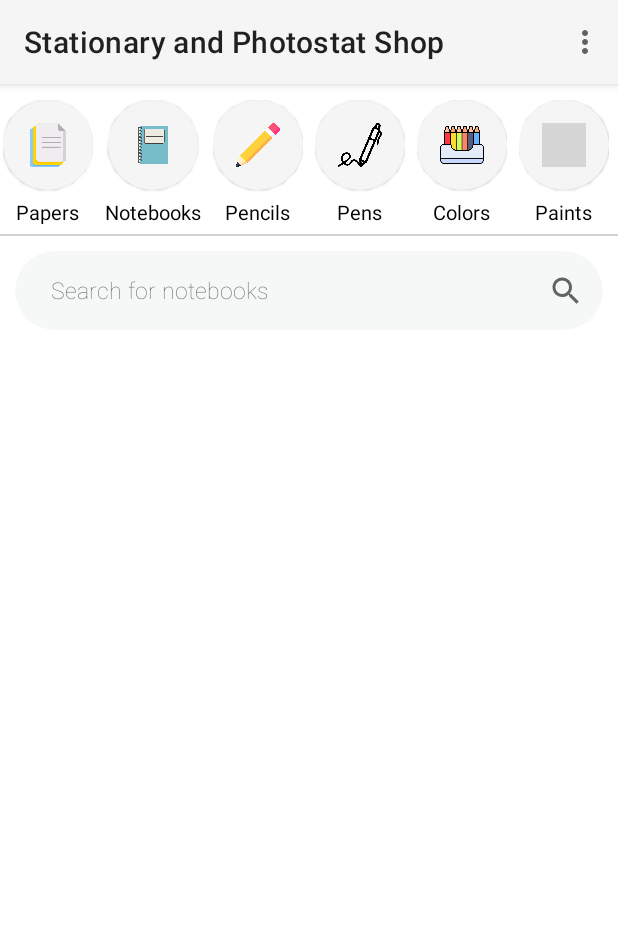
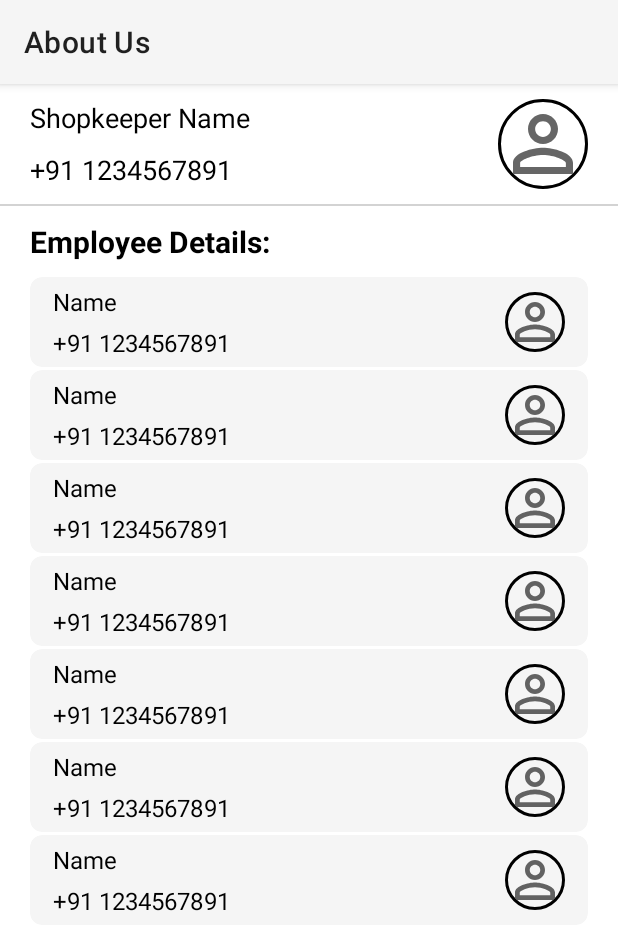
Before and after one commit to iamvs-2002/LNMIIT_Shopping_Complex, an Android app: the StationaryShop screen opened directly, with no data from a screen before it, in the options menu, after a tap on "About Us", on a phone screen of 412 x 824 dp. Shown: the top 950 px of the screen. Run offline under Robolectric (Android 15) with nearby library versions, the phone set to English and light mode, and no system bars; our stand-ins replace CircleImageView; grey boxes are pictures that could not be loaded.

Commit message:
Bugs removed

```diff
--- a/app/build.gradle
+++ b/app/build.gradle
@@ -40,6 +40,7 @@ dependencies {
     def lottieVersion = "3.4.0"
     implementation "com.airbnb.android:lottie:$lottieVersion"
 
+    implementation 'de.hdodenhof:circleimageview:3.1.0'
 
     implementation 'com.google.android.material:material:1.3.0-alpha03'
 }
--- a/app/src/main/AndroidManifest.xml
+++ b/app/src/main/AndroidManifest.xml
@@ -13,7 +13,7 @@
             android:name=".Shops.StationaryShop.Menu.ManageEmployees"
             android:exported="false" />
         <activity
-            android:name=".Shops.StationaryShop.Menu.AboutUs"
+            android:name=".Shops.StationaryShop.Menu.AboutUs.AboutUs"
             android:exported="false" />
         <activity
             android:name=".Shops.StationaryShop.Menu.Settings"
--- a/app/src/main/java/com/example/lnmiitshoppingcomplex/HomePage/ShopAdapter.java
+++ b/app/src/main/java/com/example/lnmiitshoppingcomplex/HomePage/ShopAdapter.java
@@ -2,12 +2,15 @@ package com.example.lnmiitshoppingcomplex.HomePage;
 
 import android.annotation.SuppressLint;
 import android.content.Context;
+import android.graphics.Color;
+import android.os.Build;
 import android.view.LayoutInflater;
 import android.view.View;
 import android.view.ViewGroup;
 import android.widget.TextView;
 
 import androidx.annotation.NonNull;
+import androidx.annotation.RequiresApi;
 import androidx.cardview.widget.CardView;
 import androidx.recyclerview.widget.RecyclerView;
 
@@ -68,6 +71,7 @@ public class ShopAdapter extends RecyclerView.Adapter<ShopAdapter.ViewHolder> {
         return viewHolder;
     }
 
+    @RequiresApi(api = Build.VERSION_CODES.O)
     @Override
     public void onBindViewHolder(@NonNull ViewHolder holder, @SuppressLint("RecyclerView") int position) {
         TextView shopName=holder.shopName;
@@ -85,7 +89,7 @@ public class ShopAdapter extends RecyclerView.Adapter<ShopAdapter.ViewHolder> {
         String temp = shop.status ? "Open" : "Closed";
         status.setText(temp);
 
-        shopCard.setCardBackgroundColor(shop.color);
+        shopCard.setCardBackgroundColor(shop.getColor());
 
         holder.itemView.setOnClickListener(new View.OnClickListener() {
             @Override
--- /dev/null
+++ b/app/src/main/java/com/example/lnmiitshoppingcomplex/Shops/StationaryShop/Menu/AboutUs/AboutUs.java
@@ -0,0 +1,66 @@
+package com.example.lnmiitshoppingcomplex.Shops.StationaryShop.Menu.AboutUs;
+
+import androidx.appcompat.app.AppCompatActivity;
+import androidx.appcompat.widget.Toolbar;
+import androidx.recyclerview.widget.LinearLayoutManager;
+import androidx.recyclerview.widget.RecyclerView;
+
+import android.os.Bundle;
+import android.widget.ArrayAdapter;
+import android.widget.ListAdapter;
+import android.widget.ListView;
+import android.widget.TextView;
+
+import com.example.lnmiitshoppingcomplex.R;
+
+import java.util.ArrayList;
+import java.util.Arrays;
+import java.util.List;
+
+import de.hdodenhof.circleimageview.CircleImageView;
+
+public class AboutUs extends AppCompatActivity {
+
+    Toolbar toolbar;
+    TextView shopkeeper_name, shopkeeper_phone;
+    CircleImageView shopkeeper_img;
+
+    RecyclerView employeeDetails;
+
+    List<EmployeeModel> employees = new ArrayList<>();
+
+    @Override
+    protected void onCreate(Bundle savedInstanceState) {
+        super.onCreate(savedInstanceState);
+        setContentView(R.layout.activity_about_us);
+
+        toolbar = findViewById(R.id.mytoolbar);
+        toolbar.setTitle("About Us");
+        setSupportActionBar(toolbar);
+
+        shopkeeper_name = findViewById(R.id.shopkeeper_name);
+        shopkeeper_phone = findViewById(R.id.shopkeeper_phone);
+        shopkeeper_img = findViewById(R.id.shopkeepr_image);
+        employeeDetails = findViewById(R.id.employee_details_list);
+
+        addEmployees();
+
+    }
+
+    private void addEmployees() {
+        EmployeeModel e1 = new EmployeeModel("Name","+91 1234567891","url");
+        EmployeeModel e2 = new EmployeeModel("Name","+91 1234567891","url");
+        EmployeeModel e3 = new EmployeeModel("Name","+91 1234567891","url");
+        EmployeeModel e4 = new EmployeeModel("Name","+91 1234567891","url");
+        EmployeeModel e5 = new EmployeeModel("Name","+91 1234567891","url");
+        EmployeeModel e6 = new EmployeeModel("Name","+91 1234567891","url");
+        EmployeeModel e7 = new EmployeeModel("Name","+91 1234567891","url");
+
+        employees = Arrays.asList(e1,e2,e3,e4,e5,e6,e7);
+        EmployeeAdapter employeeAdapter = new EmployeeAdapter(this, employees);
+        LinearLayoutManager mLayoutManager = new LinearLayoutManager(getApplicationContext());
+        mLayoutManager.setOrientation(LinearLayoutManager.VERTICAL);
+        employeeDetails.setLayoutManager(mLayoutManager);
+        employeeDetails.setAdapter(employeeAdapter);
+    }
+}
--- /dev/null
+++ b/app/src/main/java/com/example/lnmiitshoppingcomplex/Shops/StationaryShop/Menu/AboutUs/EmployeeAdapter.java
@@ -0,0 +1,52 @@
+package com.example.lnmiitshoppingcomplex.Shops.StationaryShop.Menu.AboutUs;
+
+import android.annotation.SuppressLint;
+import android.content.Context;
+import android.view.LayoutInflater;
+import android.view.View;
+import android.view.ViewGroup;
+import android.widget.ImageView;
+import android.widget.TextView;
+
+import androidx.annotation.NonNull;
+import androidx.recyclerview.widget.RecyclerView;
+
+import com.example.lnmiitshoppingcomplex.R;
+
+import java.util.List;
+
+public class EmployeeAdapter extends RecyclerView.Adapter<EmployeeAdapter.ViewHolder> {
+    private List<EmployeeModel> employeeList;
+    private Context context;
+    static class ViewHolder extends RecyclerView.ViewHolder {
+        TextView name, phone;
+        ImageView image;
+        ViewHolder(View view) {
+            super(view);
+            name = view.findViewById(R.id.employee_name);
+            phone = view.findViewById(R.id.employee_phone);
+            image = view.findViewById(R.id.employee_image);
+        }
+    }
+    public EmployeeAdapter(Context context, List<EmployeeModel> employeeList) {
+        this.context = context;
+        this.employeeList = employeeList;
+    }
+    @NonNull
+    @Override
+    public EmployeeAdapter.ViewHolder onCreateViewHolder(ViewGroup parent, int viewType) {
+        View itemView = LayoutInflater.from(parent.getContext()).inflate(R.layout.employee_details_item, parent, false);
+        return new EmployeeAdapter.ViewHolder(itemView);
+    }
+    @Override
+    public void onBindViewHolder(EmployeeAdapter.ViewHolder holder, @SuppressLint("RecyclerView") int position) {
+        EmployeeModel e = employeeList.get(position);
+        holder.name.setText(e.getName());
+        holder.phone.setText(e.getPhonenum());
+        holder.image.setImageResource(R.drawable.ic_baseline_perm_identity_24);
+    }
+    @Override
+    public int getItemCount() {
+        return employeeList.size();
+    }
+}
--- /dev/null
+++ b/app/src/main/java/com/example/lnmiitshoppingcomplex/Shops/StationaryShop/Menu/AboutUs/EmployeeModel.java
@@ -0,0 +1,40 @@
+package com.example.lnmiitshoppingcomplex.Shops.StationaryShop.Menu.AboutUs;
+
+public class EmployeeModel {
+    String name;
+    String phonenum;
+    String url;
+
+    public EmployeeModel() {
+    }
+
+    public EmployeeModel(String name, String phonenum, String url) {
+        this.name = name;
+        this.phonenum = phonenum;
+        this.url = url;
+    }
+
+    public String getName() {
+        return name;
+    }
+
+    public void setName(String name) {
+        this.name = name;
+    }
+
+    public String getPhonenum() {
+        return phonenum;
+    }
+
+    public void setPhonenum(String phonenum) {
+        this.phonenum = phonenum;
+    }
+
+    public String getUrl() {
+        return url;
+    }
+
+    public void setUrl(String url) {
+        this.url = url;
+    }
+}
--- a/app/src/main/res/layout/activity_about_us.xml
+++ b/app/src/main/res/layout/activity_about_us.xml
@@ -1,9 +1,109 @@
 <?xml version="1.0" encoding="utf-8"?>
-<androidx.constraintlayout.widget.ConstraintLayout xmlns:android="http://schemas.android.com/apk/res/android"
+<LinearLayout
+    xmlns:android="http://schemas.android.com/apk/res/android"
     xmlns:app="http://schemas.android.com/apk/res-auto"
     xmlns:tools="http://schemas.android.com/tools"
     android:layout_width="match_parent"
     android:layout_height="match_parent"
-    tools:context=".Shops.StationaryShop.Menu.AboutUs">
+    android:orientation="vertical"
+    tools:context=".Shops.StationaryShop.Menu.AboutUs.AboutUs">
 
-</androidx.constraintlayout.widget.ConstraintLayout>
+    <com.google.android.material.appbar.AppBarLayout
+        android:id="@+id/appBarLayout"
+        android:layout_width="match_parent"
+        android:layout_height="wrap_content"
+        app:layout_constraintEnd_toEndOf="parent"
+        app:layout_constraintStart_toStartOf="parent"
+        app:layout_constraintTop_toTopOf="parent">
+
+        <androidx.appcompat.widget.Toolbar
+            android:id="@+id/mytoolbar"
+            android:layout_width="match_parent"
+            android:layout_height="?attr/actionBarSize"
+            android:background="@color/WhiteSmoke" />
+
+    </com.google.android.material.appbar.AppBarLayout>
+
+        <LinearLayout
+            android:id="@+id/shopkeeper_about"
+            android:layout_width="match_parent"
+            android:layout_marginLeft="20dp"
+            android:layout_marginRight="20dp"
+            android:layout_marginTop="10dp"
+            android:layout_marginBottom="10dp"
+            android:layout_height="wrap_content"
+            android:orientation="horizontal">
+
+            <LinearLayout
+                android:layout_width="wrap_content"
+                android:layout_height="wrap_content"
+                android:orientation="vertical">
+
+                <TextView
+                    android:id="@+id/shopkeeper_name"
+                    android:layout_width="wrap_content"
+                    android:layout_height="wrap_content"
+                    android:textColor="@color/black"
+                    android:textSize="18sp"
+                    android:text="Shopkeeper Name">
+                </TextView>
+                <TextView
+                    android:id="@+id/shopkeeper_phone"
+                    android:layout_marginTop="10dp"
+                    android:textSize="18sp"
+                    android:textColor="@color/black"
+                    android:layout_width="wrap_content"
+                    android:layout_height="wrap_content"
+                    android:text="+91 1234567891">
+                </TextView>
+
+            </LinearLayout>
+
+            <View
+                android:layout_width="0dp"
+                android:layout_height="0dp"
+                android:layout_weight="1">
+            </View>
+
+
+            <de.hdodenhof.circleimageview.CircleImageView
+                android:layout_marginLeft="20dp"
+                android:id="@+id/shopkeepr_image"
+                android:layout_width="60dp"
+                android:layout_height="60dp"
+                android:src="@drawable/ic_baseline_perm_identity_24"
+                app:civ_border_width="2dp"
+                app:civ_border_color="@color/black"/>
+
+
+        </LinearLayout>
+
+        <TextView
+            android:layout_width="match_parent"
+            android:layout_height="1dp"
+            android:background="@color/LightGrey">
+        </TextView>
+
+        <TextView
+            android:layout_width="match_parent"
+            android:layout_height="wrap_content"
+            android:text="Employee Details:"
+            android:layout_marginLeft="20dp"
+            android:layout_marginTop="10dp"
+            android:textSize="20sp"
+            android:textStyle="bold"
+            android:textColor="@color/black"
+            android:layout_marginRight="20dp"
+            android:background="@android:color/transparent">
+        </TextView>
+
+        <androidx.recyclerview.widget.RecyclerView
+            android:id="@+id/employee_details_list"
+            android:layout_width="match_parent"
+            android:layout_marginLeft="20dp"
+            android:layout_marginRight="20dp"
+            android:layout_marginTop="10dp"
+            android:layout_height="wrap_content">
+        </androidx.recyclerview.widget.RecyclerView>
+
+</LinearLayout>
--- a/app/src/main/res/layout/activity_stationary_shop.xml
+++ b/app/src/main/res/layout/activity_stationary_shop.xml
@@ -132,6 +132,6 @@
         android:id="@+id/item_recyclerView"
         android:orientation="horizontal"
         android:layout_width="match_parent"
-        android:layout_height="0dp" />
+        android:layout_height="wrap_content" />
 
 </LinearLayout>
--- /dev/null
+++ b/app/src/main/res/layout/employee_details_item.xml
@@ -0,0 +1,65 @@
+<?xml version="1.0" encoding="utf-8"?>
+<androidx.cardview.widget.CardView
+    xmlns:android="http://schemas.android.com/apk/res/android"
+    xmlns:app="http://schemas.android.com/apk/res-auto"
+    android:id="@+id/shopkeeper_about"
+    android:layout_width="match_parent"
+    app:cardCornerRadius="8dp"
+    app:cardBackgroundColor="@color/WhiteSmoke"
+    android:layout_marginBottom="2dp"
+    app:cardElevation="0dp"
+    android:layout_height="wrap_content"
+    android:orientation="horizontal">
+
+    <LinearLayout
+        android:layout_width="match_parent"
+        android:padding="5dp"
+        android:layout_marginLeft="10dp"
+        android:layout_marginRight="10dp"
+        android:layout_height="wrap_content"
+        android:orientation="horizontal">
+        <LinearLayout
+            android:layout_width="wrap_content"
+            android:layout_height="wrap_content"
+            android:layout_gravity="center"
+            android:orientation="vertical">
+
+            <TextView
+                android:id="@+id/employee_name"
+                android:layout_width="wrap_content"
+                android:layout_height="wrap_content"
+                android:textColor="@color/black"
+                android:textSize="16sp"
+                android:text="Employee Name">
+            </TextView>
+
+            <TextView
+                android:id="@+id/employee_phone"
+                android:textSize="16sp"
+                android:textColor="@color/black"
+                android:layout_marginTop="5dp"
+                android:layout_width="wrap_content"
+                android:layout_height="wrap_content"
+                android:text="Employee Ph. No.">
+            </TextView>
+
+        </LinearLayout>
+
+        <View
+            android:layout_width="0dp"
+            android:layout_height="0dp"
+            android:layout_weight="1">
+        </View>
+
+
+        <de.hdodenhof.circleimageview.CircleImageView
+            android:layout_gravity="center"
+            android:layout_marginLeft="20dp"
+            android:id="@+id/employee_image"
+            android:layout_width="40dp"
+            android:layout_height="40dp"
+            android:src="@drawable/ic_baseline_perm_identity_24"
+            app:civ_border_width="2dp"
+            app:civ_border_color="@color/black"/>
+    </LinearLayout>
+</androidx.cardview.widget.CardView>
```
Also changed, not shown: app/src/main/java/com/example/lnmiitshoppingcomplex/HomePage/MainActivity.java (+9 -8 lines), app/src/main/java/com/example/lnmiitshoppingcomplex/Shops/StationaryShop/LoginActivity.java (+6 -1 lines), app/src/main/java/com/example/lnmiitshoppingcomplex/Shops/StationaryShop/Menu/AboutUs.java (deleted, +0 -16 lines), app/src/main/java/com/example/lnmiitshoppingcomplex/Shops/StationaryShop/StationaryShop.java (+52 -1 lines), app/src/main/res/layout/activity_login.xml (+25 -5 lines), app/src/main/res/layout/shop_view.xml (+6 -2 lines).
